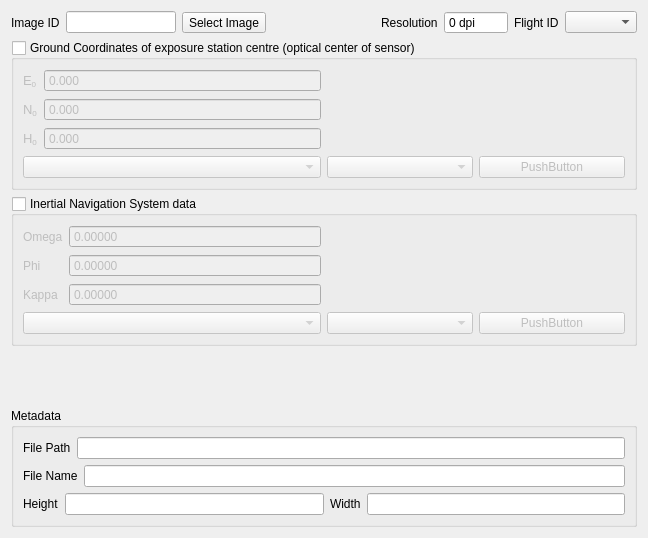
The window that interface/project/ImageLayout.ui (e-foto/e-foto) describes before a commit, drawn with Qt 5.
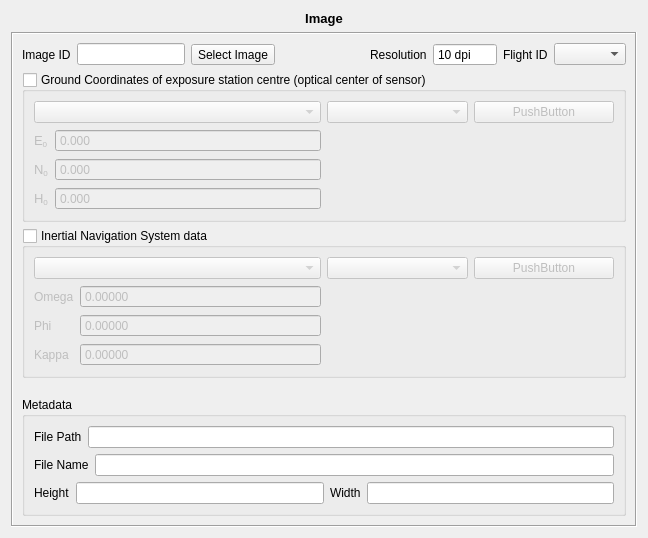
The same window after the commit. Custom widgets are drawn as their Qt base class.

Commit message: Layouts updated and new FlightForm Added.

Patch:
```diff
--- a/interface/project/ImageLayout.ui
+++ b/interface/project/ImageLayout.ui
@@ -13,6 +13,29 @@
   <property name="windowTitle">
    <string>Form</string>
   </property>
+  <layout class="QVBoxLayout" name="verticalLayout_11">
+   <item>
+    <widget class="QLabel" name="label_8">
+     <property name="text">
+      <string>&lt;!DOCTYPE HTML PUBLIC &quot;-//W3C//DTD HTML 4.0//EN&quot; &quot;http://www.w3.org/TR/REC-html40/strict.dtd&quot;&gt;
+&lt;html&gt;&lt;head&gt;&lt;meta name=&quot;qrichtext&quot; content=&quot;1&quot; /&gt;&lt;style type=&quot;text/css&quot;&gt;
+p, li { white-space: pre-wrap; }
+&lt;/style&gt;&lt;/head&gt;&lt;body style=&quot; font-family:'Sans'; font-size:10pt; font-weight:400; font-style:normal;&quot;&gt;
+&lt;p style=&quot; margin-top:0px; margin-bottom:0px; margin-left:0px; margin-right:0px; -qt-block-indent:0; text-indent:0px;&quot;&gt;&lt;span style=&quot; font-weight:600;&quot;&gt;Image&lt;/span&gt;&lt;/p&gt;&lt;/body&gt;&lt;/html&gt;</string>
+     </property>
+     <property name="alignment">
+      <set>Qt::AlignCenter</set>
+     </property>
+    </widget>
+   </item>
+   <item>
+    <widget class="QFrame" name="frame">
+     <property name="frameShape">
+      <enum>QFrame::Box</enum>
+     </property>
+     <property name="frameShadow">
+      <enum>QFrame::Sunken</enum>
+     </property>
   <layout class="QVBoxLayout" name="verticalLayout_10">
    <item>
     <layout class="QHBoxLayout" name="horizontalLayout_10">
@@ -70,11 +93,14 @@
        <property name="suffix">
         <string> dpi</string>
        </property>
+          <property name="minimum">
+           <number>10</number>
+          </property>
        <property name="maximum">
         <number>10000</number>
        </property>
        <property name="value">
-        <number>0</number>
+           <number>10</number>
        </property>
       </widget>
      </item>
@@ -110,6 +136,13 @@
      <layout class="QHBoxLayout" name="horizontalLayout_6" stretch="1,1">
       <item>
        <layout class="QVBoxLayout" name="verticalLayout_8">
+           <item>
+            <layout class="QHBoxLayout" name="horizontalLayout_11">
+             <item>
+              <widget class="QComboBox" name="gnssUseComboBox"/>
+             </item>
+            </layout>
+           </item>
         <item>
          <layout class="QHBoxLayout" name="horizontalLayout_5" stretch="0,1">
           <item>
@@ -224,26 +257,10 @@
           </item>
          </layout>
         </item>
-        <item>
-         <widget class="QComboBox" name="gnssUseComboBox"/>
-        </item>
        </layout>
       </item>
       <item>
        <layout class="QVBoxLayout" name="verticalLayout_9">
-        <item>
-         <widget class="SigmaFormContent" name="gnssSigmaContent">
-          <property name="frameShape">
-           <enum>QFrame::NoFrame</enum>
-          </property>
-          <property name="frameShadow">
-           <enum>QFrame::Raised</enum>
-          </property>
-          <property name="lineWidth">
-           <number>0</number>
-          </property>
-         </widget>
-        </item>
         <item>
          <layout class="QHBoxLayout" name="horizontalLayout_8">
           <item>
@@ -258,6 +275,19 @@
           </item>
          </layout>
         </item>
+           <item>
+            <widget class="SigmaFormContent" name="gnssSigmaContent">
+             <property name="frameShape">
+              <enum>QFrame::NoFrame</enum>
+             </property>
+             <property name="frameShadow">
+              <enum>QFrame::Raised</enum>
+             </property>
+             <property name="lineWidth">
+              <number>0</number>
+             </property>
+            </widget>
+           </item>
        </layout>
       </item>
      </layout>
@@ -283,6 +313,13 @@
      <layout class="QHBoxLayout" name="horizontalLayout_9" stretch="1,1">
       <item>
        <layout class="QVBoxLayout" name="verticalLayout_3">
+           <item>
+            <layout class="QHBoxLayout" name="horizontalLayout_12">
+             <item>
+              <widget class="QComboBox" name="insUseComboBox"/>
+             </item>
+            </layout>
+           </item>
         <item>
          <layout class="QHBoxLayout" name="horizontalLayout" stretch="0,1">
           <item>
@@ -385,27 +422,10 @@
           </item>
          </layout>
         </item>
-        <item>
-         <widget class="QComboBox" name="insUseComboBox"/>
-        </item>
        </layout>
       </item>
       <item>
        <layout class="QVBoxLayout" name="verticalLayout_4">
-        <item>
-         <widget class="SigmaFormContent" name="insSigmaContent">
-          <property name="frameShape">
-           <enum>QFrame::NoFrame</enum>
-          </property>
-          <property name="frameShadow">
-           <enum>QFrame::Raised</enum>
-          </property>
-          <property name="lineWidth">
-           <number>0</number>
-          </property>
-          <zorder>horizontalLayoutWidget_4</zorder>
-         </widget>
-        </item>
         <item>
          <layout class="QHBoxLayout" name="horizontalLayout_7">
           <item>
@@ -420,13 +440,26 @@
           </item>
          </layout>
         </item>
+           <item>
+            <widget class="SigmaFormContent" name="insSigmaContent">
+             <property name="frameShape">
+              <enum>QFrame::NoFrame</enum>
+             </property>
+             <property name="frameShadow">
+              <enum>QFrame::Raised</enum>
+             </property>
+             <property name="lineWidth">
+              <number>0</number>
+             </property>
+            </widget>
+           </item>
        </layout>
       </item>
      </layout>
     </widget>
    </item>
    <item>
-    <spacer name="verticalSpacer_2">
+       <spacer name="verticalSpacer">
      <property name="orientation">
       <enum>Qt::Vertical</enum>
      </property>
@@ -530,6 +563,9 @@
          </layout>
         </item>
        </layout>
+         </item>
+        </layout>
+       </widget>
       </item>
      </layout>
     </widget>
```
Lines whose indentation alone changed are shown as unchanged. The commit also changes 16 other files.
